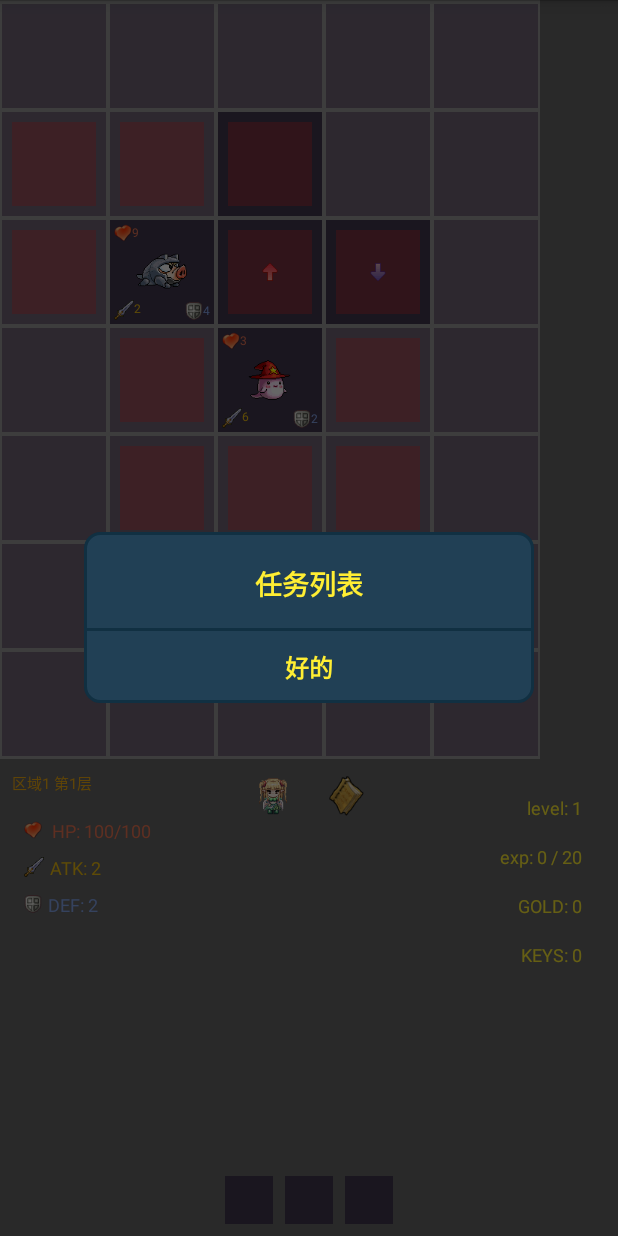
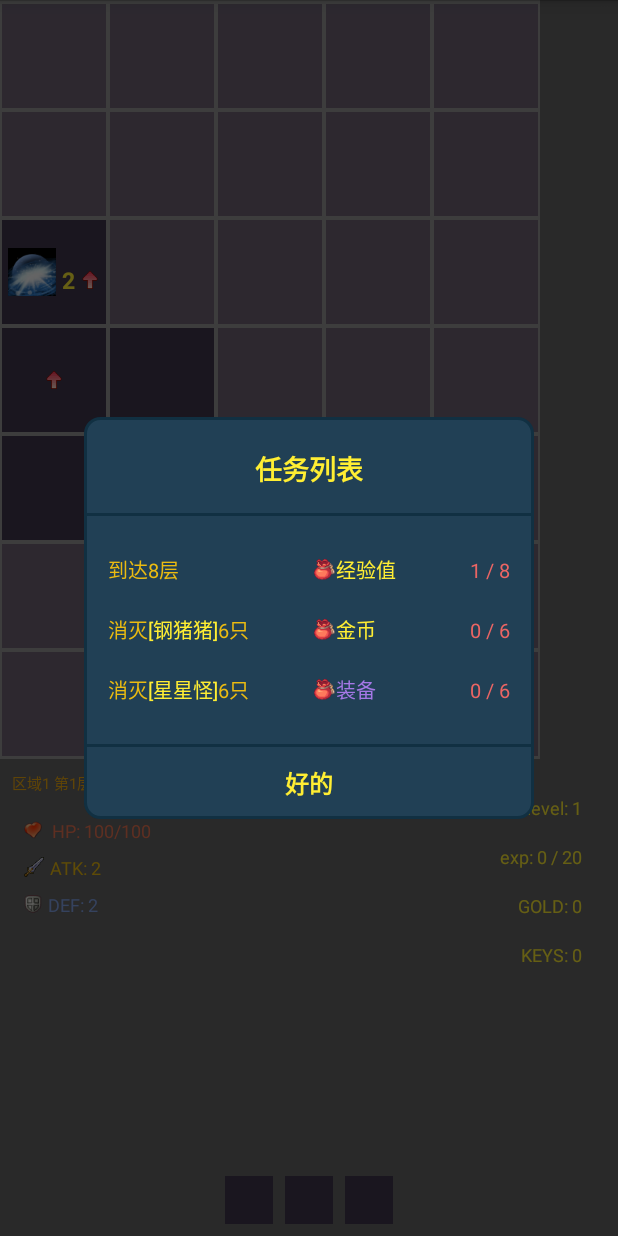
Before and after one commit to pekphet/GTable-Game, an Android app: the GameActivity screen opened directly, with no data from a screen before it, after a tap on an icon or button, on a phone screen of 412 x 824 dp. Run offline under Robolectric (Android 15) with nearby library versions, the light colour scheme and no system bars.

Commit message:
fix bugs in 081

```diff
--- a/app/src/main/java/cc/fish91/gtable/Enums.kt
+++ b/app/src/main/java/cc/fish91/gtable/Enums.kt
@@ -69,7 +69,7 @@
 
 enum class TaskType(val info: String) {
     KILL_MONSTER("消灭<font color='#ffee33'>[%s]</font>%d只"),
-    UP_FLOORS("%s到达%d层"),
+    UP_FLOORS("到达%d层"),
 }
 
 enum class TaskAwardType(val info: String) {
--- a/app/src/main/java/cc/fish91/gtable/engine/TaskEngine.kt
+++ b/app/src/main/java/cc/fish91/gtable/engine/TaskEngine.kt
@@ -21,7 +21,7 @@
                         StaticData.getMonsterPool(startFloor / 30 + 1).getRand(),
                         Math.percent(K_MONSTER_TASK_CHANCE_PC)).apply {
                     if (this.isK)
-                        this.needValue = (this.needValue / 9).limitAtLeast(3)
+                        this.needValue = (this.needValue / 8).limitAtLeast(3)
                     award = createAward(this)
                 }
             }
@@ -35,7 +35,7 @@
     }
 
     fun checkMonster(task: List<TaskEntity>, monsterId: Int, isK: Boolean) = task.map { check(it, -1, monsterId, isK) }
-    fun checkFloor(task: List<TaskEntity>, floor: Int) = task.map { check(it, floor, -1 ,false) }
+    fun checkFloor(task: List<TaskEntity>, floor: Int) = task.map { check(it, floor, -1, false) }
 
     private fun check(task: TaskEntity, floor: Int, monsterId: Int, isK: Boolean) {
         when (task.type) {
@@ -82,7 +82,7 @@
             }
 
 
-    private fun getMonsterTaskNeed(pLevel: Int) = Math.wavePc((5 + pLevel * 3).limitAtMost(60), 20)
+    private fun getMonsterTaskNeed(pLevel: Int) = Math.wavePc((5 + pLevel * 2).limitAtMost(60), 20)
     private fun getFloorTaskNeed() = Math.wave(7, 3)
 
     private fun getEquipIdByFloor(floor: Int): Int {
--- a/app/src/main/java/cc/fish91/gtable/view/Dialogs.kt
+++ b/app/src/main/java/cc/fish91/gtable/view/Dialogs.kt
@@ -207,17 +207,15 @@
             this.text = text
         }
 
-        fun showTasks(activity: Activity, tasks: List<TaskEntity>, onTaskComplete: (TaskAward, Boolean) -> Unit) {
+        fun showTasks(activity: Activity, tasks: List<TaskEntity>, onTaskComplete: (TaskEntity, Boolean) -> Unit) {
             Dialog(activity, R.style.app_dialog).apply {
                 setContentView(R.layout.d_tasks)
                 findViewById<View>(R.id.tv_d_ok).setOnClickListener { dismiss() }
-                findViewById<LinearLayout>(R.id.ll_i_d_task).let { ll ->
+                findViewById<LinearLayout>(R.id.ll_d_task).let { ll ->
                     for (t in tasks)
-                        ll.addView(TaskView(activity, t).getView { award, isk ->
-                            run {
-                                dismiss()
-                                onTaskComplete(award, isk)
-                            }
+                        ll.addView(TaskView(activity, t).getView {
+                            dismiss()
+                            onTaskComplete(t, t.isK)
                         })
                 }
             }.show()
--- a/app/src/main/java/cc/fish91/gtable/view/TaskView.kt
+++ b/app/src/main/java/cc/fish91/gtable/view/TaskView.kt
@@ -17,8 +17,11 @@
     private val mTvProg = mView.findViewById<TextView>(R.id.tv_i_d_task_prog)
 
     @SuppressLint("SetTextI18n")
-    fun getView(onComplete: (TaskAward, Boolean) -> Unit): View {
-        mTvInfo.text = Html.fromHtml(String.format(task.type.info, "${StaticData.getBaseMonster(task.monsterId).name}${if (task.isK) "Boss" else ""}", task.needValue))
+    fun getView(onComplete: () -> Unit): View {
+        mTvInfo.text = when (task.type) {
+            TaskType.KILL_MONSTER -> Html.fromHtml(String.format(task.type.info, "${StaticData.getBaseMonster(task.monsterId).name}${if (task.isK) "Boss" else ""}", task.needValue))
+            TaskType.UP_FLOORS -> String.format(task.type.info, task.needValue)
+        }
         mTvAward.text = task.award!!.type.info
         if (task.award!!.type == TaskAwardType.Equip) {
             mTvAward.setTextColor(getRareColor(task.award!!.rare))
@@ -34,7 +37,7 @@
         }
         if (task.currentValue >= task.needValue) {
             mView.setOnClickListener {
-                onComplete(task.award!!, task.isK)
+                onComplete()
                 mView.setOnClickListener {}
             }
         }
--- a/app/src/main/res/layout/d_tasks.xml
+++ b/app/src/main/res/layout/d_tasks.xml
@@ -9,16 +9,22 @@
         android:layout_width="match_parent"
         android:layout_height="48dp"
         android:gravity="center_horizontal|bottom"
+        android:text="任务列表"
         android:textColor="@color/text_color_lv"
         android:textSize="18dp"
-        android:textStyle="bold"
-        android:text="任务列表"/>
+        android:textStyle="bold" />
+
+    <View
+        android:layout_width="match_parent"
+        android:layout_height="2dp"
+        android:layout_marginTop="16dp"
+        android:background="@color/d_common_bg_stroke" />
 
     <LinearLayout
         android:id="@+id/ll_d_task"
         android:layout_width="match_parent"
         android:layout_height="wrap_content"
-        android:layout_margin="8dp"
+        android:layout_margin="16dp"
         android:orientation="vertical">
 
 
--- a/app/src/main/res/layout/i_d_task.xml
+++ b/app/src/main/res/layout/i_d_task.xml
@@ -2,7 +2,8 @@
 <LinearLayout xmlns:android="http://schemas.android.com/apk/res/android"
     android:id="@+id/ll_i_d_task"
     android:layout_width="match_parent"
-    android:layout_height="50dp"
+    android:layout_height="40dp"
+    android:minHeight="40dp"
     android:gravity="center_vertical"
     android:orientation="horizontal">
 
@@ -23,7 +24,7 @@
         android:drawableLeft="@drawable/ticon_award"
         android:drawablePadding="0dp"
         android:text="花蘑菇"
-        android:textColor="@color/text_eq_rare0"
+        android:textColor="@color/text_color_lv"
         android:textSize="13dp" />
 
     <TextView
```
Also changed, not shown: app/src/main/java/cc/fish91/gtable/activity/GameActivity.kt (+14 -12 lines), app/src/main/java/cc/fish91/gtable/engine/FightScene.kt (+4 -3 lines), app/src/main/java/cc/fish91/gtable/resource/StaticInfo.kt (+10 -5 lines).
